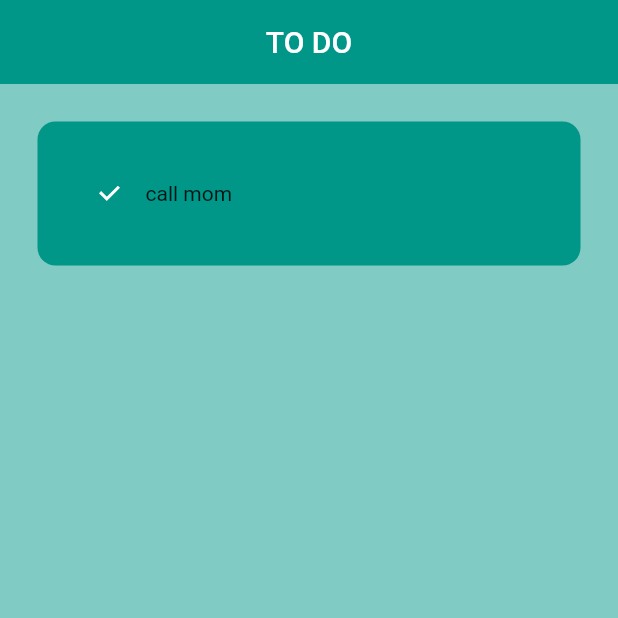
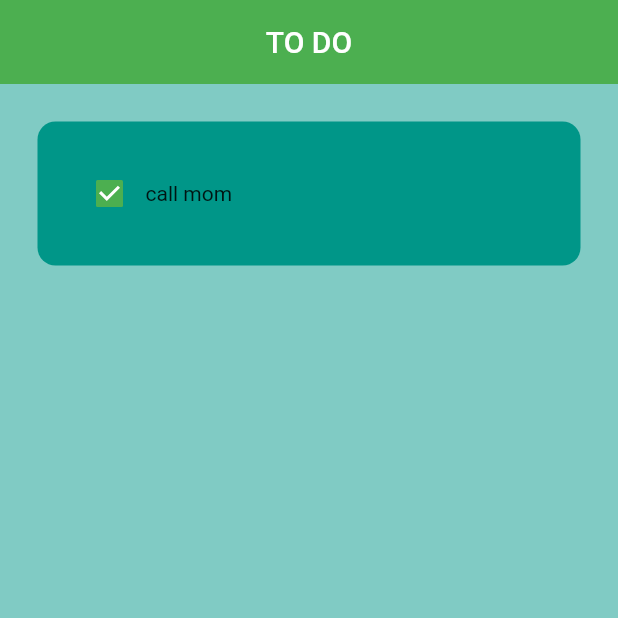
Before and after one commit to wdigba/ToDoApp, a Flutter app: the screen it shows after launch, on a phone screen of 412 x 824 dp, the top half of it. Run offline on Flutter 3.47's test engine with Material 2 defaults, Android fonts, the phone set to English and light mode, and no system bars.

Commit message:
first sketch

```diff
--- a/lib/main.dart
+++ b/lib/main.dart
@@ -14,7 +14,7 @@ class MyApp extends StatelessWidget {
       debugShowCheckedModeBanner: false,
         home: ToDoPage(),
       theme: ThemeData(
-        primarySwatch: Colors.teal
+        primarySwatch: Colors.green
       ),
     );
   }
```
Also changed, not shown: lib/utilites/todo_tile.dart (line endings or trailing spaces).
